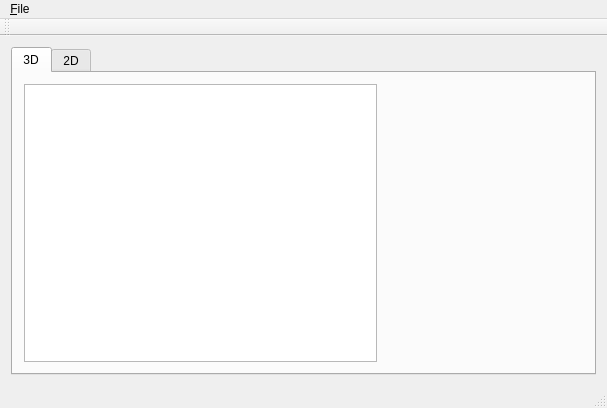
Old version of the form mainwindow.ui in the repository sibbi77/pickAndPlaceMachine.
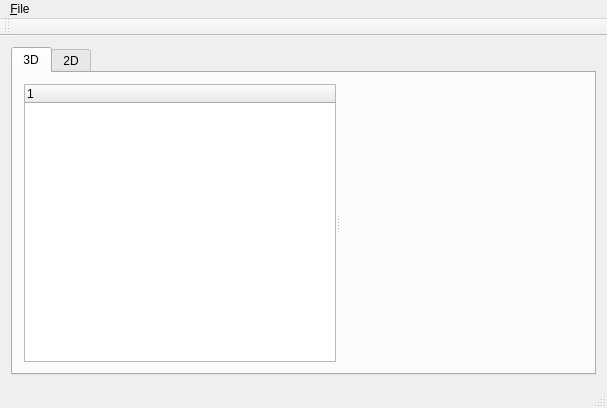
New version of the form. Custom widgets are drawn as their Qt base class.

```diff
--- a/mainwindow.ui
+++ b/mainwindow.ui
@@ -24,11 +24,19 @@
        <attribute name="title">
         <string>3D</string>
        </attribute>
-       <layout class="QHBoxLayout" name="horizontalLayout">
+       <layout class="QVBoxLayout" name="verticalLayout_2">
         <item>
-         <widget class="QTreeView" name="treeView"/>
-        </item>
-        <item>
+         <widget class="QSplitter" name="splitter">
+          <property name="orientation">
+           <enum>Qt::Horizontal</enum>
+          </property>
+          <widget class="QTreeWidget" name="treeWidget">
+           <column>
+            <property name="text">
+             <string notr="true">1</string>
+            </property>
+           </column>
+          </widget>
          <widget class="QVTKWidget" name="qvtkWidget">
           <property name="minimumSize">
            <size>
@@ -36,6 +44,7 @@
             <height>0</height>
            </size>
           </property>
+          </widget>
          </widget>
         </item>
        </layout>
```
Lines whose indentation alone changed are shown as unchanged.
